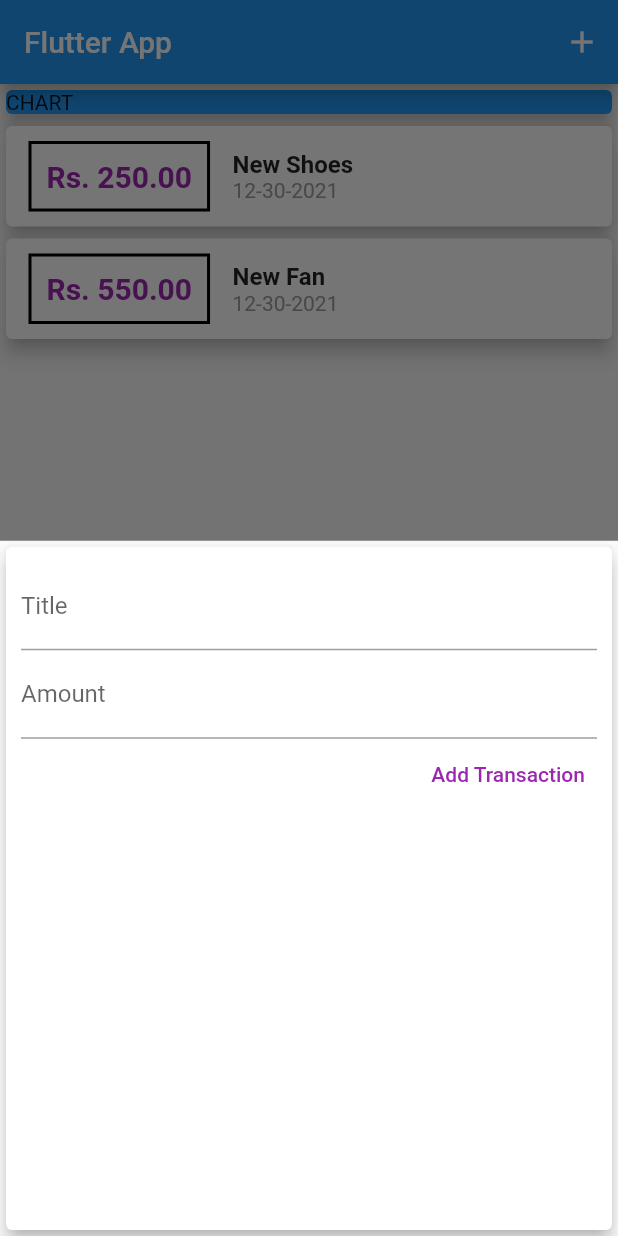
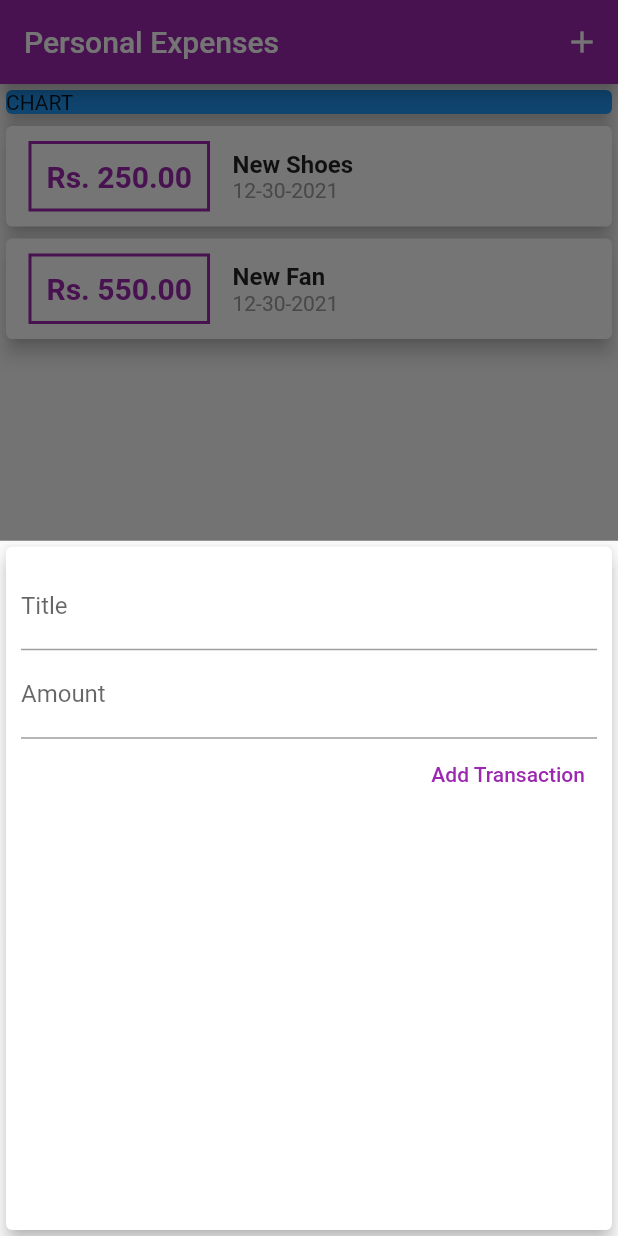
Before and after one commit to anandstephan/ExpenseTracker, a Flutter app: the screen it shows after launch, after a tap on the "add" icon, on a phone screen of 412 x 824 dp. Run offline on Flutter 3.47's test engine with Material 2 defaults, Android fonts, the phone set to English and light mode, and no system bars.

Commit message:
Configure Theme

```diff
--- a/lib/main.dart
+++ b/lib/main.dart
@@ -9,8 +9,12 @@ class MyApp extends StatelessWidget {
   @override
   Widget build(BuildContext context) {
     return MaterialApp(
-      title: 'Flutter App',
+      title: 'Personal Expenses',
       home: MyHomePage(),
+      theme: ThemeData(
+        primarySwatch: Colors.purple,
+        accentColor: Colors.amber,
+      ),
     );
   }
 }
@@ -59,7 +63,7 @@ class _MyHomePageState extends State<MyHomePage> {
   Widget build(BuildContext context) {
     return Scaffold(
       appBar: AppBar(
-        title: Text('Flutter App'),
+        title: Text('Personal Expenses'),
         actions: [
           IconButton(
             icon: Icon(Icons.add),
--- a/lib/widgets/new_transactions.dart
+++ b/lib/widgets/new_transactions.dart
@@ -1,11 +1,18 @@
 import 'package:flutter/material.dart';
 
-class NewTransaction extends StatelessWidget {
-  final titleController = TextEditingController();
-  final amountController = TextEditingController();
+class NewTransaction extends StatefulWidget {
   final Function addTransaction;
 
   NewTransaction(this.addTransaction);
+
+  @override
+  _NewTransactionState createState() => _NewTransactionState();
+}
+
+class _NewTransactionState extends State<NewTransaction> {
+  final titleController = TextEditingController();
+
+  final amountController = TextEditingController();
 
   void submitData() {
     final enteredTitle = titleController.text;
@@ -15,7 +22,9 @@ class NewTransaction extends StatelessWidget {
       return;
     }
 
-    addTransaction(titleController.text, double.parse(amountController.text));
+    widget.addTransaction(
+        titleController.text, double.parse(amountController.text));
+    Navigator.of(context).pop();
   }
 
   @override
--- a/lib/widgets/transaction_list.dart
+++ b/lib/widgets/transaction_list.dart
@@ -22,15 +22,17 @@ class TransactionList extends StatelessWidget {
                     horizontal: 15,
                   ),
                   decoration: BoxDecoration(
-                    border: Border.all(color: Colors.black, width: 2),
+                    border: Border.all(
+                        color: Theme.of(context).primaryColor, width: 2),
                   ),
                   padding: EdgeInsets.all(10),
                   child: Text(
-                      'Rs. ${transactions[index].amount.toStringAsFixed(2)}',
-                      style: TextStyle(
-                          fontWeight: FontWeight.bold,
-                          fontSize: 20,
-                          color: Colors.purple)),
+                    'Rs. ${transactions[index].amount.toStringAsFixed(2)}',
+                    style: TextStyle(
+                        fontWeight: FontWeight.bold,
+                        fontSize: 20,
+                        color: Theme.of(context).primaryColor),
+                  ),
                 ),
                 Column(
                   crossAxisAlignment: CrossAxisAlignment.start,
```
